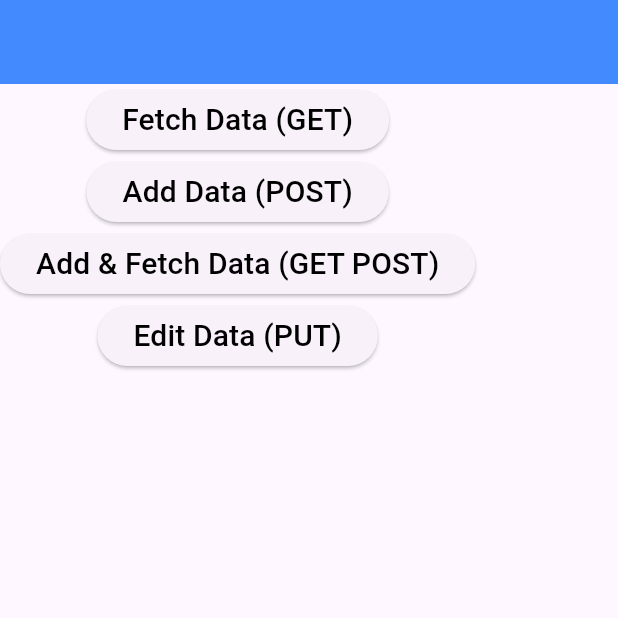
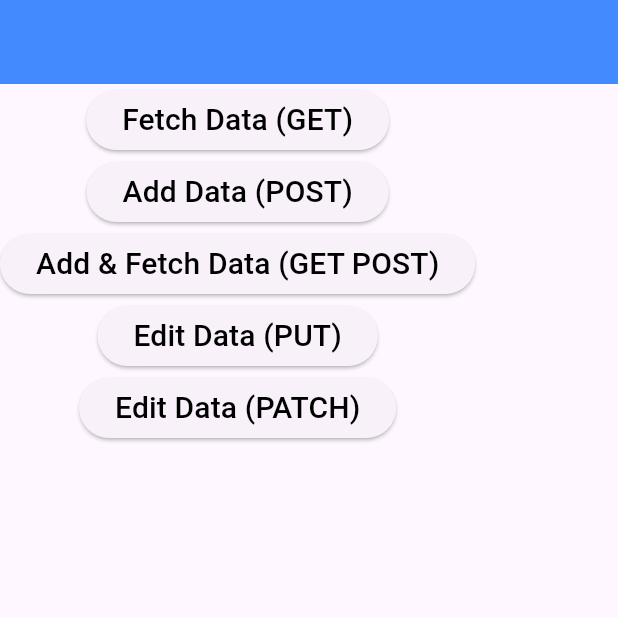
Before and after one commit to Digvijay0911/Flutter-dio-api-calling, a Flutter app: the screen it shows after launch, on a phone screen of 412 x 824 dp, the top half of it. Run offline on Flutter 3.47's test engine with Material 3 defaults, Android fonts, the phone set to English and light mode, and no system bars; our stand-ins replace dio.

Commit message:
patch data using dio

```diff
--- a/lib/api/api_method.dart
+++ b/lib/api/api_method.dart
@@ -47,6 +47,15 @@
     print(response.statusCode);
     print(response.data.toString());
   }
-
-
+  // 5. Patch (Adding some data to the exisiting data)
+  static void patchData() async {
+    var dio = Dio();
+    var response =
+        await dio.patch("https://jsonplaceholder.typicode.com/posts/1", data: {
+      "name": "Vishal",
+      "title":"Hey Good Morning"
+    });
+    print(response.statusCode);
+    print(response.data.toString());
+  }
 }
--- a/lib/view/api_screen.dart
+++ b/lib/view/api_screen.dart
@@ -44,7 +44,14 @@
                 "Edit Data (PUT)",
                 style: TextStyle(fontSize: 20, color: Colors.black),
               )),
-
+              ElevatedButton(
+              onPressed: () {
+                ApiMethods.patchData();
+              },
+              child: const Text(
+                "Edit Data (PATCH)",
+                style: TextStyle(fontSize: 20, color: Colors.black),
+              ))
         ],
       ),
     );
```
